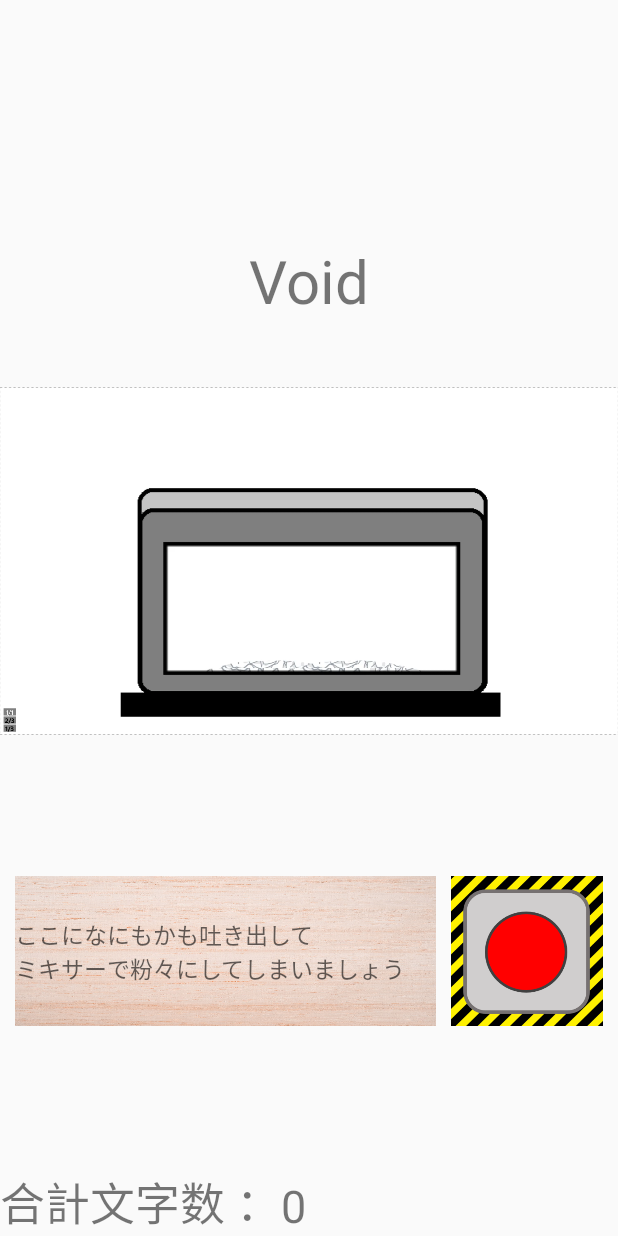
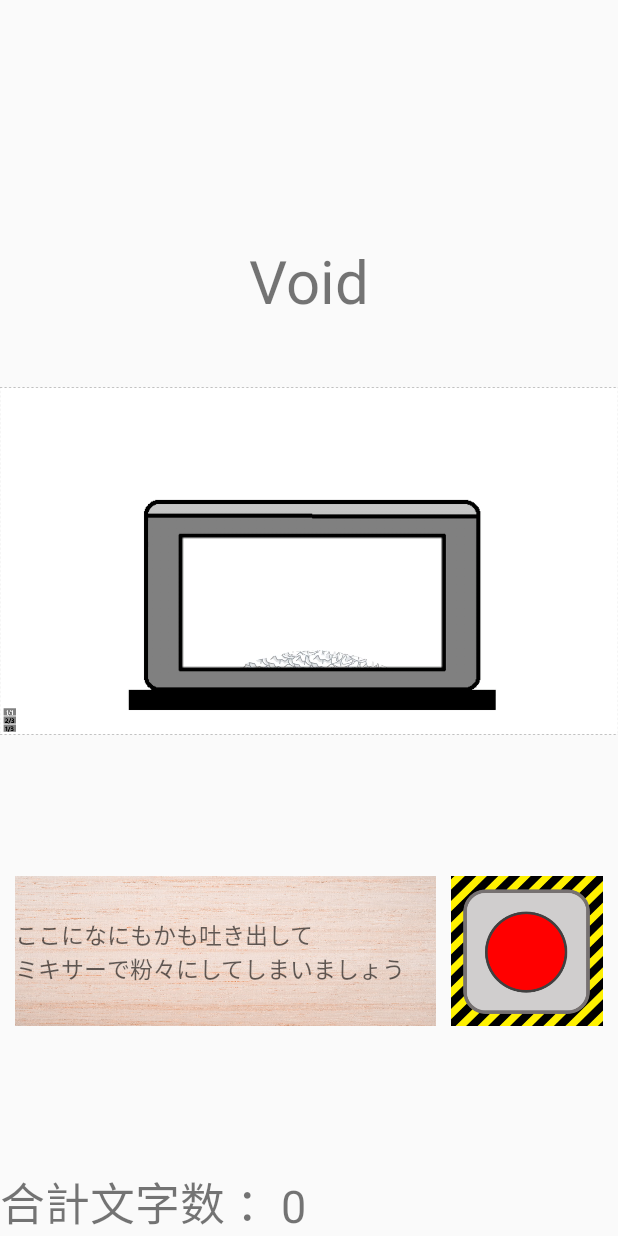
Before and after one commit to haaien/yami_tweet_mixir, an Android app: the TweetActivity_Empty screen opened directly, with no data from a screen before it, on a phone screen of 412 x 824 dp. Run offline under Robolectric (Android 15) with nearby library versions, the phone set to English and light mode, and no system bars.

Commit message:
画像の差し替えをしました。

```diff
--- a/app/src/main/res/layout/tweet_eightyper_layout.xml
+++ b/app/src/main/res/layout/tweet_eightyper_layout.xml
@@ -22,7 +22,7 @@
         android:layout_height="300dp"
         android:layout_below="@id/textView"
         android:layout_marginTop="10dp"
-        app:srcCompat="@drawable/eighty_mixer" />
+        app:srcCompat="@drawable/mixer_eight" />
 
     <LinearLayout
         android:layout_width="match_parent"
--- a/app/src/main/res/layout/tweet_empty_layout.xml
+++ b/app/src/main/res/layout/tweet_empty_layout.xml
@@ -22,7 +22,7 @@
         android:layout_below="@id/textView"
         android:layout_centerHorizontal="true"
         android:layout_marginTop="10dp"
-        app:srcCompat="@drawable/empty_mixer" />
+        app:srcCompat="@drawable/normal_mixer" />
 
     <LinearLayout
         android:layout_width="match_parent"
--- a/app/src/main/res/layout/tweet_fortyper_layout.xml
+++ b/app/src/main/res/layout/tweet_fortyper_layout.xml
@@ -22,7 +22,7 @@
         android:layout_below="@id/textView"
         android:layout_centerHorizontal="true"
         android:layout_marginTop="10dp"
-        app:srcCompat="@drawable/fourty_mixer" />
+        app:srcCompat="@drawable/mixer_four" />
 
 
     <LinearLayout
--- a/app/src/main/res/layout/tweet_sixtyper_layout.xml
+++ b/app/src/main/res/layout/tweet_sixtyper_layout.xml
@@ -22,7 +22,7 @@
         android:layout_below="@id/textView"
         android:layout_centerHorizontal="true"
         android:layout_marginTop="10dp"
-        app:srcCompat="@drawable/sixty_mixer" />
+        app:srcCompat="@drawable/mixer_six" />
 
 
     <LinearLayout
--- a/app/src/main/res/layout/tweet_twentyper_layout.xml
+++ b/app/src/main/res/layout/tweet_twentyper_layout.xml
@@ -22,7 +22,7 @@
         android:layout_below="@id/textView"
         android:layout_centerHorizontal="true"
         android:layout_marginTop="10dp"
-        app:srcCompat="@drawable/twenty_mixer" />
+        app:srcCompat="@drawable/mixer_second" />
 
 
     <LinearLayout
```
Also changed, not shown: app/src/main/res/drawable-v24/eighty_mixer.png (deleted), app/src/main/res/drawable-v24/empty_mixer.png (deleted), app/src/main/res/drawable-v24/fourty_mixer.png (deleted), app/src/main/res/drawable-v24/sixty_mixer.png (deleted), app/src/main/res/drawable-v24/twenty_mixer.png (deleted), app/src/main/res/drawable/mixer_eight.png (added), app/src/main/res/drawable/mixer_four.png (added), app/src/main/res/drawable/mixer_second.png (added), app/src/main/res/drawable/mixer_six.png (added), app/src/main/res/drawable/normal_mixer.png (added), 1 other file.
